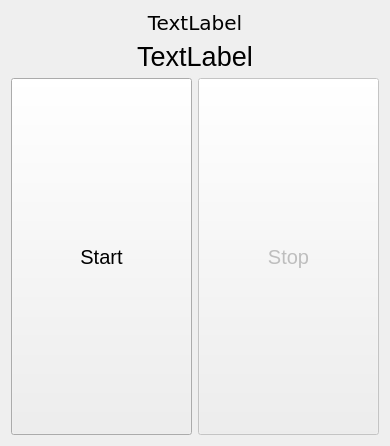
The window that pomodoro/pomodoro_view.ui (mikkac/pomodoro_qt) describes before a commit, drawn with Qt 5.
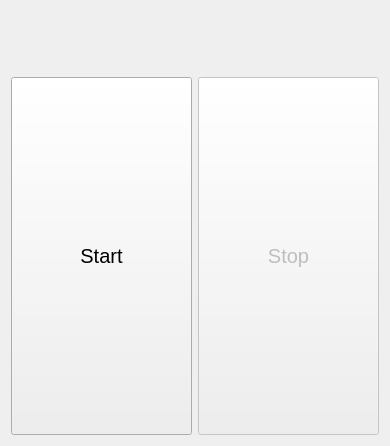
The same window after the commit.

Diff of the .ui file:
```diff
--- a/pomodoro/pomodoro_view.ui
+++ b/pomodoro/pomodoro_view.ui
@@ -27,7 +27,7 @@
           </font>
          </property>
          <property name="text">
-          <string>TextLabel</string>
+          <string/>
          </property>
          <property name="alignment">
           <set>Qt::AlignCenter</set>
@@ -51,7 +51,7 @@
           </font>
          </property>
          <property name="text">
-          <string>TextLabel</string>
+          <string/>
          </property>
          <property name="alignment">
           <set>Qt::AlignCenter</set>
```
